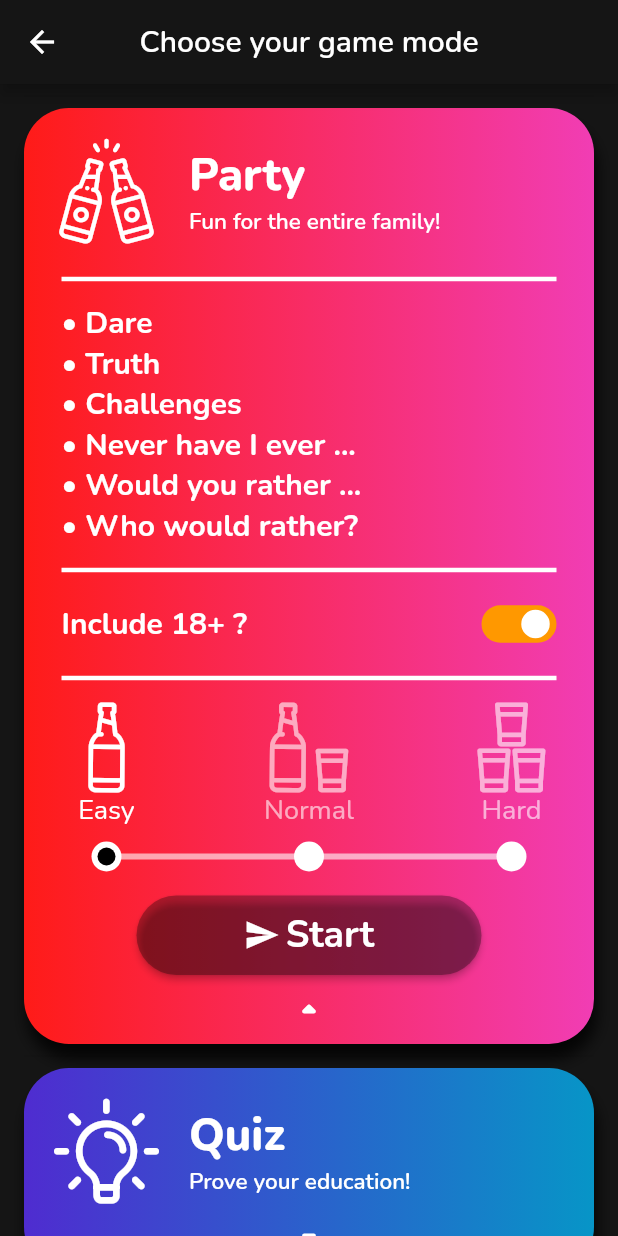
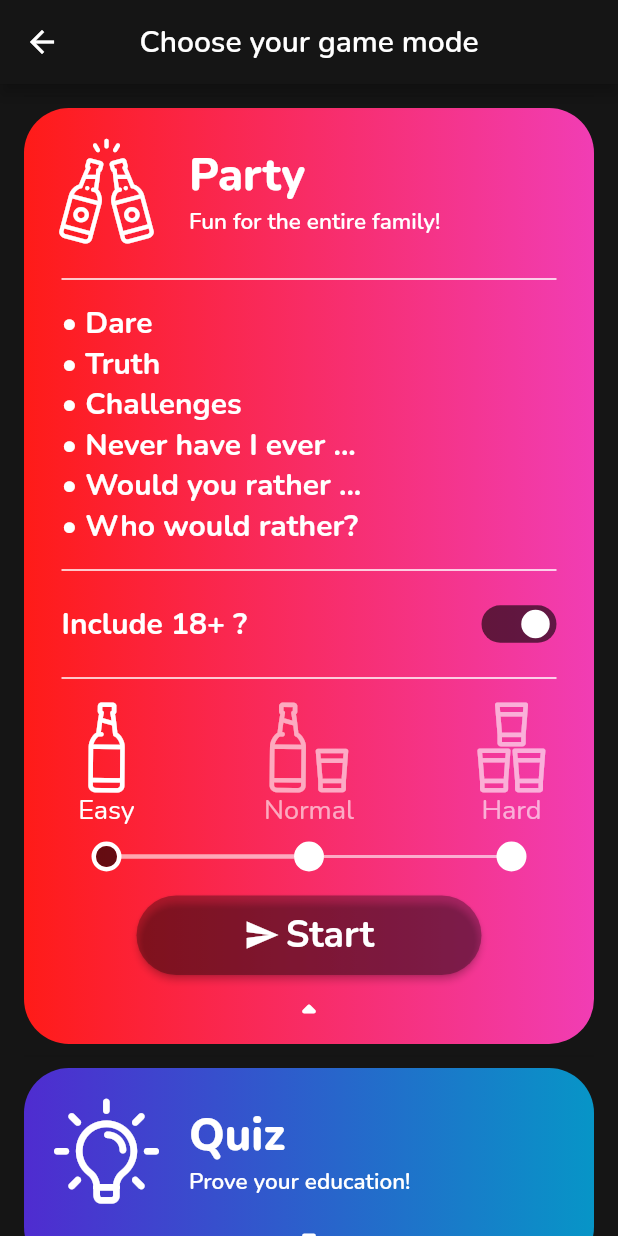
Before and after one commit to tooxo/Drinkr, a Flutter app: the GameMode screen opened directly with empty values, after a tap on "Party", on a phone screen of 412 x 824 dp. Run offline on Flutter 3.47's test engine with Material 2 defaults, Android fonts, the light colour scheme and no system bars; drawn by our look-alikes of expandable, progress_state_button; our stand-ins replace audioplayers, auto_size_text, cached_network_image, connectivity, easy_localization, flutter_spinkit and 6 more; missing offline and left inert: assorted_layout_widgets, audiowaveformFlutter, circular_reveal_animation, pedantic; accounts and stored records are empty; project files that could hold a hidden picture were left out.

Commit message:
fixed design issues

```diff
--- a/lib/widgets/custom_game_select_tile.dart
+++ b/lib/widgets/custom_game_select_tile.dart
@@ -122,7 +122,7 @@
     return Column(
       children: [
         Divider(
-          thickness: 3,
+          thickness: 1,
           color: Colors.white,
         ),
         for (TypeClass type in GameType.values
--- a/lib/widgets/custom_radio.dart
+++ b/lib/widgets/custom_radio.dart
@@ -32,7 +32,7 @@
     controller.reset();
     animation = Tween(
             begin: 0.0,
-            end: widget.value == widget.groupValue ? widget.height - 8.0 : 0.0)
+            end: widget.value == widget.groupValue ? widget.height : 0.0)
         .animate(controller)
           ..addListener(() {
             setState(() {});
@@ -53,8 +53,8 @@
         setState(() {
           controller.reset();
           double begin =
-              widget.value == widget.groupValue ? widget.height - 8.0 : 0.1;
-          double end = widget.height - 8.0;
+              widget.value == widget.groupValue ? widget.height : 0.1;
+          double end = widget.height;
 
           animation = Tween(begin: begin, end: end).animate(controller)
             ..addListener(() {
@@ -68,17 +68,20 @@
       child: Container(
         height: widget.height,
         width: widget.height,
-        decoration: BoxDecoration(shape: BoxShape.circle, color: Colors.white),
+        decoration: BoxDecoration(
+            shape: BoxShape.circle,
+            color: widget.value == widget.groupValue ? Colors.transparent : Colors.white,
+            border: Border.all(color: Colors.white, width: 3)),
         child: Center(
           child: Container(
             height:
-                animation.value == 0.0 ? widget.height - 8 : animation.value,
-            width: animation.value == 0.0 ? widget.height - 8 : animation.value,
+                animation.value == 0.0 ? widget.height - 6 : animation.value,
+            width: animation.value == 0.0 ? widget.height - 6 : animation.value,
             decoration: ShapeDecoration(
               shape: CircleBorder(),
               color: widget.value == widget.groupValue
                   ? widget.enabled
-                      ? Colors.black
+                      ? Colors.black.withOpacity(.6)
                       : Colors.grey
                   : Colors.white,
             ),
--- a/lib/widgets/custom_switch.dart
+++ b/lib/widgets/custom_switch.dart
@@ -1,5 +1,4 @@
 library custom_switch;
-
 
 import 'package:flutter/material.dart';
 
@@ -91,6 +90,10 @@
             width: 50.0,
             height: 25.0,
             decoration: BoxDecoration(
+                /*border: Border.all(
+                  color: Colors.white,
+                  width: 0,
+                ),*/
                 borderRadius: BorderRadius.circular(20.0),
                 color: _colorAnimation.value),
             child: Row(
--- a/lib/widgets/game_select_tile.dart
+++ b/lib/widgets/game_select_tile.dart
@@ -127,7 +127,7 @@
           padding: EdgeInsets.only(bottom: 8.0),
           child: Divider(
             color: Colors.white,
-            thickness: 3,
+            thickness: 1,
           ),
         ),
         for (GameType type in widget.enabledGames)
@@ -163,13 +163,13 @@
               value: useAdultQuestions,
               enabled: adultSwitchEnabled(),
               onChanged: adultSwitchEnabled() ? toggleAdultQuestions : null,
-              activeColor: Colors.orange,
+              activeColor: Colors.black.withOpacity(.6),
             ),
             contentPadding: EdgeInsets.zero,
           ),
         ),
         Divider(
-          thickness: 3,
+          thickness: 1,
           color: Colors.white,
         )
       ],
@@ -180,16 +180,10 @@
   Widget build(BuildContext context) {
     return ConstrainedBox(
       constraints: BoxConstraints(minWidth: 300, maxWidth: 500),
+      child: GestureDetector(
+        onTap: () => controller.toggle(),
         child: Container(
-        // width: 350,
           decoration: BoxDecoration(
-          boxShadow: [
-            BoxShadow(
-              color: Colors.black.withOpacity(0.8),
-              blurRadius: 8,
-              offset: Offset(2, 10), // changes position of shadow
-            ),
-          ],
             borderRadius: BorderRadius.all(
               Radius.circular(30),
             ),
@@ -271,7 +265,7 @@
                     ),
                     Divider(
                       color: Colors.white,
-                    thickness: 3,
+                      thickness: 1,
                     ),
                     buildAdultSelection(),
                     InkWell(
@@ -340,6 +334,7 @@
             ),
           ),
         ),
+      ),
     );
   }
 }
--- a/lib/widgets/radio_progress_indicator.dart
+++ b/lib/widgets/radio_progress_indicator.dart
@@ -71,6 +71,8 @@
 
   @override
   Widget build(BuildContext context) {
+    return LayoutBuilder(
+        builder: (BuildContext context, BoxConstraints constraints) {
       return Column(
         children: [
           Container(
@@ -170,17 +172,41 @@
             ),
           ),
           Padding(
-          padding: const EdgeInsets.symmetric(horizontal: 20.0, vertical: 8.0),
+            padding:
+                const EdgeInsets.symmetric(horizontal: 20.0, vertical: 8.0),
             child: Stack(
               alignment: Alignment.center,
               children: [
-              Padding(
-                padding: const EdgeInsets.symmetric(horizontal: 8.0),
+                Positioned(
+                  left: 0,
+                  child: Container(
+                    width: constraints.maxWidth / 2.0 - 12,
+                    child: Padding(
+                      padding: const EdgeInsets.symmetric(horizontal: 18.0),
                       child: LinearProgressIndicator(
-                  value: animation.value,
+                        value: animation.value * 2,
+                        backgroundColor: Colors.white.withOpacity(.6),
+                        minHeight: 3,
+                        valueColor: AlwaysStoppedAnimation(
+                            Colors.white.withOpacity(0.9)),
+                      ),
+                    ),
+                  ),
+                ),
+                Positioned(
+                  right: 0,
+                  child: Container(
+                    width: constraints.maxWidth / 2.0 - 12,
+                    child: Padding(
+                      padding: const EdgeInsets.symmetric(horizontal: 18.0),
+                      child: LinearProgressIndicator(
+                        value: animation.value * 2 - 1,
                         backgroundColor: Colors.white.withOpacity(0.6),
-                  valueColor:
-                      AlwaysStoppedAnimation(Colors.white.withOpacity(0.9)),
+                        minHeight: 2,
+                        valueColor: AlwaysStoppedAnimation(
+                            Colors.white.withOpacity(0.9)),
+                      ),
+                    ),
                   ),
                 ),
                 Row(
@@ -199,5 +225,6 @@
           ),
         ],
       );
+    });
   }
 }
--- a/pubspec.yaml
+++ b/pubspec.yaml
@@ -39,6 +39,8 @@
   circular_reveal_animation: ^2.0.0
   url_launcher: ^6.0.0-nullsafety.6
   pedantic: ^1.11.1
+  # audiowaveformFlutter:
+  #     path: "/home/till/Projects/Other/audiowaveform_flutter"
   audiowaveformFlutter:
     git:
       url: "https://github.com/tooxo/audioWaveFormFlutter.git"
```
Also changed, not shown: lib/games/guess_the_song.dart (+19 -7 lines), lib/menus/name_select.dart (+29 -17 lines). Lines whose indentation alone changed are shown as unchanged.
